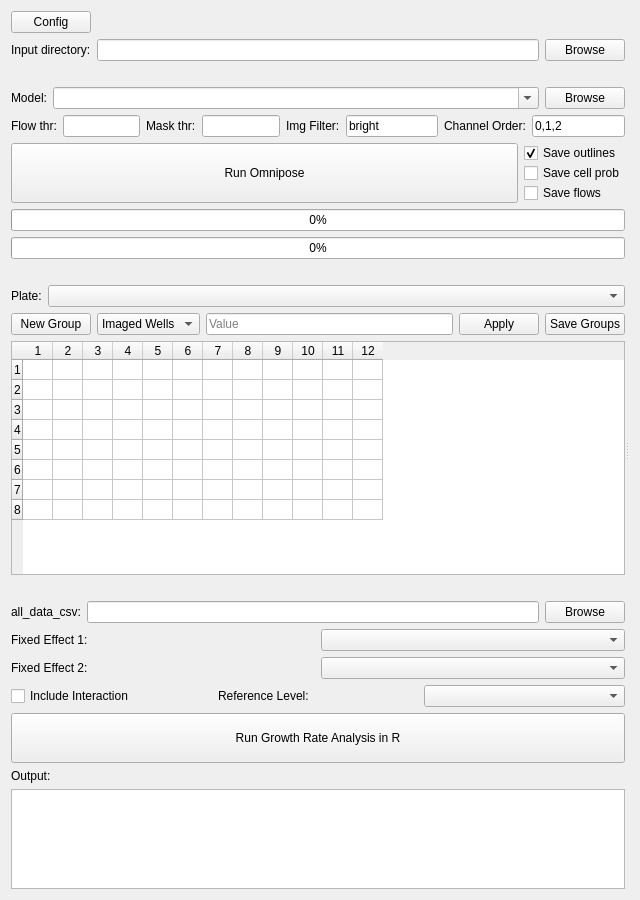
The window that clonalisa_ui.ui (timboGithubMan/clonalisa) describes before a commit, drawn with Qt 5.
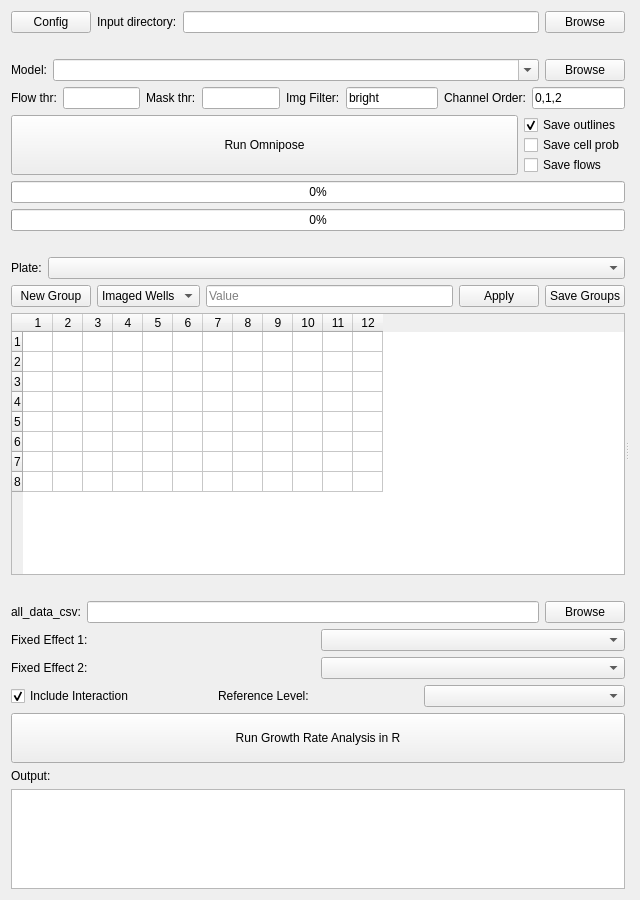
The same window after the commit.

Patch:
```diff
--- a/clonalisa_ui.ui
+++ b/clonalisa_ui.ui
@@ -41,11 +41,16 @@
       <enum>Qt::Orientation::Horizontal</enum>
      </property>
      <widget class="QWidget" name="leftBar">
-      <layout class="QVBoxLayout" name="leftVBox" stretch="0,0,0,0,0,0,0,0,0,0,0,0,0,0,0,0,0">
+      <layout class="QVBoxLayout" name="leftVBox" stretch="0,0,0,0,0,0,0,0,0,0,0,0,0,0,0,0,0,0,0,0,0">
        <item>
         <layout class="QHBoxLayout" name="horizontalLayout_4"/>
        </item>
        <item>
+        <layout class="QHBoxLayout" name="layoutInput">
+         <property name="bottomMargin">
+          <number>0</number>
+         </property>
+         <item>
         <widget class="QPushButton" name="btnConfig">
          <property name="sizePolicy">
           <sizepolicy hsizetype="Fixed" vsizetype="Fixed">
@@ -59,11 +64,6 @@
         </widget>
        </item>
        <item>
-        <layout class="QHBoxLayout" name="layoutInput">
-         <property name="bottomMargin">
-          <number>0</number>
-         </property>
-         <item>
           <widget class="QLabel" name="labelInput">
            <property name="text">
             <string>Input directory:</string>
@@ -515,6 +515,9 @@
            <property name="text">
             <string>Include Interaction</string>
            </property>
+           <property name="checked">
+            <bool>true</bool>
+           </property>
           </widget>
          </item>
          <item>
```
Left out of the diff: 12 changed lines with no effect on the pictures. Lines whose indentation alone changed are shown as unchanged.
